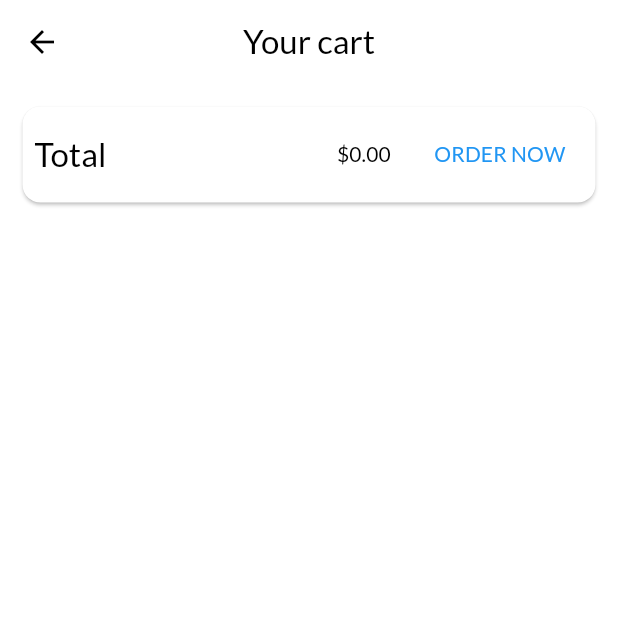
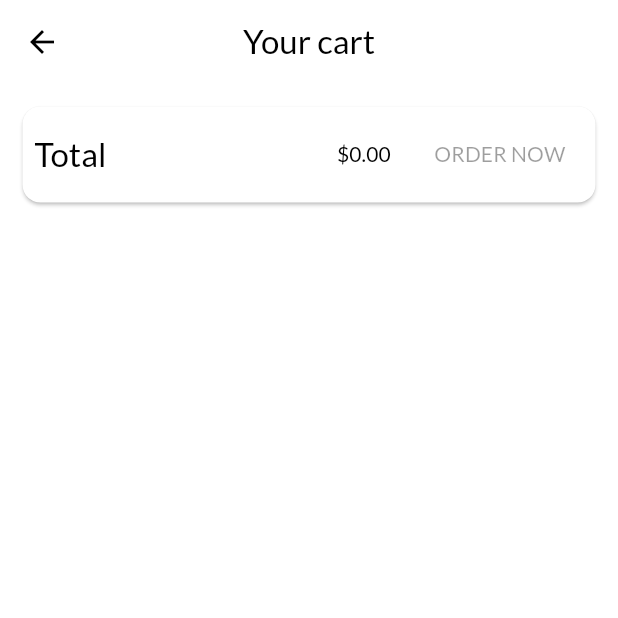
Before and after one commit to Braulio08/shop_app, a Flutter app: the CartScreen screen opened by its route, on a phone screen of 412 x 824 dp, the top half of it. Run offline on Flutter 3.47's test engine with Material 2 defaults, Android fonts, the phone set to English and light mode, and no system bars; drawn by our look-alikes of dynamic_color; our stand-ins replace badges; network calls fail.

Commit message:
Tercera parte

```diff
--- /dev/null
+++ b/lib/models/http_exception.dart
@@ -0,0 +1,12 @@
+// ignore_for_file: public_member_api_docs, sort_constructors_first
+class HttpException implements Exception {
+  final String message;
+  HttpException({
+    required this.message,
+  });
+
+  @override
+  String toString() {
+    return message;
+  }
+}
--- a/lib/screens/cart_screen.dart
+++ b/lib/screens/cart_screen.dart
@@ -30,15 +30,10 @@ class CartScreen extends StatelessWidget {
                     style: Theme.of(context).textTheme.titleLarge,
                   ),
                   const Spacer(),
-                  Chip(label: Text('\$${cartProvider.totalAmount.toStringAsFixed(2)}')),
-                  TextButton(
-                      onPressed: () {
-                        Provider.of<OrdersProvider>(context, listen: false)
-                            .addOrder(cartProvider.items.values.toList(),
-                                cartProvider.totalAmount);
-                        cartProvider.clear();
-                      },
-                      child: const Text('ORDER NOW'))
+                  Chip(
+                      label: Text(
+                          '\$${cartProvider.totalAmount.toStringAsFixed(2)}')),
+                  OrderButton(cartProvider: cartProvider)
                 ],
               ),
             ),
@@ -57,3 +52,41 @@ class CartScreen extends StatelessWidget {
     );
   }
 }
+
+class OrderButton extends StatefulWidget {
+  const OrderButton({
+    super.key,
+    required this.cartProvider,
+  });
+
+  final CartProvider cartProvider;
+
+  @override
+  State<OrderButton> createState() => _OrderButtonState();
+}
+
+class _OrderButtonState extends State<OrderButton> {
+  bool _isLoading = false;
+  @override
+  Widget build(BuildContext context) {
+    return TextButton(
+      onPressed: (widget.cartProvider.totalAmount <= 0 || _isLoading)
+          ? null
+          : () async {
+              setState(() {
+                _isLoading = true;
+              });
+              await Provider.of<OrdersProvider>(context, listen: false)
+                  .addOrder(
+                widget.cartProvider.items.values.toList(),
+                widget.cartProvider.totalAmount,
+              );
+              setState(() {
+                _isLoading = false;
+              });
+              widget.cartProvider.clear();
+            },
+      child: _isLoading ? const CircularProgressIndicator() : const Text('ORDER NOW'),
+    );
+  }
+}
```
Also changed, not shown: lib/providers/orders_provider.dart (+60 -4 lines), lib/providers/product.dart (+22 -1 lines), lib/providers/products_provider.dart (+30 -3 lines), lib/screens/edit_product_screen.dart (+11 -10 lines), lib/screens/orders_screen.dart (+22 -6 lines), lib/screens/user_products_screen.dart (+8 -1 lines), lib/widgets/user_product_item.dart (+13 -3 lines).
